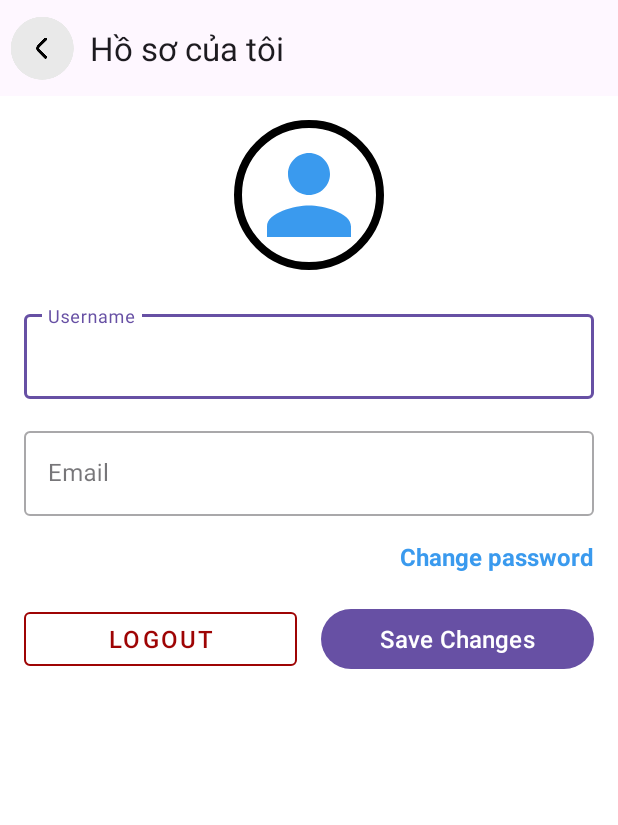
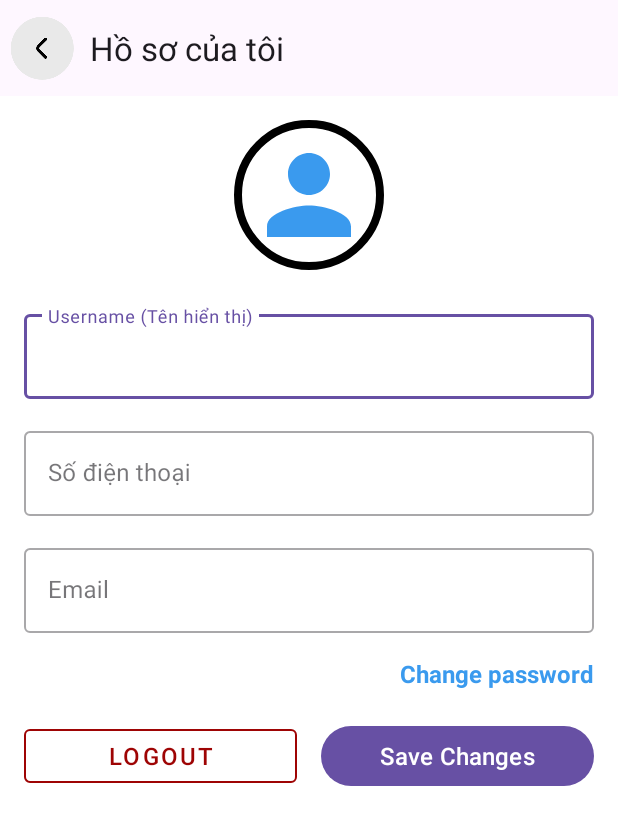
Before and after one commit to quankane/Android-Proj, an Android app: the EditProfileActivity screen opened directly, with no data from a screen before it, on a phone screen of 412 x 824 dp. Shown: the top 825 px of the screen. Run offline under Robolectric (Android 15) with nearby library versions, the phone set to English and light mode, and no system bars; our stand-ins replace Firebase (no records; nobody signed in at launch, a user with empty details on screens opened directly); pictures from the network do not load.

Commit message:
update activity edit profile layout

```diff
--- a/app/src/main/res/layout/activity_edit_profile.xml
+++ b/app/src/main/res/layout/activity_edit_profile.xml
@@ -1,8 +1,4 @@
 <?xml version="1.0" encoding="utf-8"?>
-<!--
-    SỬA 1: Dùng CoordinatorLayout để Toolbar cuộn đẹp
-    và fitsSystemWindows để xử lý thanh trạng thái.
--->
 <androidx.coordinatorlayout.widget.CoordinatorLayout xmlns:android="http://schemas.android.com/apk/res/android"
     xmlns:app="http://schemas.android.com/apk/res-auto"
     xmlns:tools="http://schemas.android.com/tools"
@@ -12,7 +8,6 @@
     android:fitsSystemWindows="true"
     tools:context=".activity.EditProfileActivity">
 
-    <!-- SỬA 2: Thêm AppBarLayout để chứa Toolbar (cách làm đúng) -->
     <com.google.android.material.appbar.AppBarLayout
         android:id="@+id/appBarLayout"
         android:layout_width="match_parent"
@@ -20,23 +15,14 @@
         android:fitsSystemWindows="true"
         app:liftOnScroll="true">
 
-        <!--
-            SỬA 3: Xóa các padding, textSize, textColor... không hợp lệ.
-            Đổi Title cho đúng ngữ cảnh.
-        -->
         <com.google.android.material.appbar.MaterialToolbar
             android:id="@+id/toolbar"
             android:layout_width="match_parent"
             android:layout_height="?attr/actionBarSize"
             app:navigationIcon="@drawable/back"
             app:title="Hồ sơ của tôi" />
-
     </com.google.android.material.appbar.AppBarLayout>
 
-    <!--
-        SỬA 4: Thêm app:layout_behavior để ScrollView
-        luôn nằm dưới Toolbar (sửa lỗi chồng chéo).
-    -->
     <ScrollView
         android:layout_width="match_parent"
         android:layout_height="match_parent"
@@ -48,7 +34,6 @@
             android:orientation="vertical"
             android:padding="16dp">
 
-            <!-- Avatar (Giữ nguyên, đã đẹp) -->
             <ImageView
                 android:id="@+id/avatarImg"
                 android:layout_width="100dp"
@@ -59,16 +44,12 @@
                 android:padding="8dp"
                 app:srcCompat="@drawable/ic_user_profile" />
 
-            <!--
-                SỬA 5: Nâng cấp EditText thành TextInputLayout
-                (hiện đại, có nhãn nổi, nhất quán với các form khác).
-            -->
             <com.google.android.material.textfield.TextInputLayout
                 style="@style/Widget.MaterialComponents.TextInputLayout.OutlinedBox"
                 android:layout_width="match_parent"
                 android:layout_height="wrap_content"
                 android:layout_marginBottom="16dp"
-                android:hint="Username">
+                android:hint="Username (Tên hiển thị)">
 
                 <com.google.android.material.textfield.TextInputEditText
                     android:id="@+id/usernameEdt"
@@ -77,7 +58,19 @@
                     android:inputType="textPersonName" />
             </com.google.android.material.textfield.TextInputLayout>
 
-            <!-- SỬA 6: Nâng cấp Email EditText -->
+            <com.google.android.material.textfield.TextInputLayout
+                style="@style/Widget.MaterialComponents.TextInputLayout.OutlinedBox"
+                android:layout_width="match_parent"
+                android:layout_height="wrap_content"
+                android:layout_marginBottom="16dp"
+                android:hint="Số điện thoại">
+
+                <com.google.android.material.textfield.TextInputEditText
+                    android:id="@+id/phoneEdt"
+                    android:layout_width="match_parent"
+                    android:layout_height="wrap_content"
+                    android:inputType="phone" />
+            </com.google.android.material.textfield.TextInputLayout>
             <com.google.android.material.textfield.TextInputLayout
                 style="@style/Widget.MaterialComponents.TextInputLayout.OutlinedBox"
                 android:layout_width="match_parent"
@@ -93,7 +86,6 @@
                     android:textColor="@color/darkGrey" />
             </com.google.android.material.textfield.TextInputLayout>
 
-            <!-- Nút đổi mật khẩu (Giữ nguyên) -->
             <TextView
                 android:id="@+id/changePasswordBtn"
                 android:layout_width="wrap_content"
@@ -105,16 +97,10 @@
                 android:textSize="16sp"
                 android:textStyle="bold" />
 
-            <!--
-                SỬA 7: Nâng cấp AppCompatButton thành MaterialButton
-                và tạo khoảng cách (Space).
-            -->
             <LinearLayout
                 android:layout_width="match_parent"
                 android:layout_height="wrap_content"
                 android:orientation="horizontal">
-
-                <!-- Nút Logout (Outlined style cho ít nổi bật hơn) -->
                 <com.google.android.material.button.MaterialButton
                     android:id="@+id/logoutBtn"
                     style="@style/Widget.MaterialComponents.Button.OutlinedButton"
@@ -125,12 +111,9 @@
                     android:textColor="@color/red"
                     android:textSize="16sp"
                     app:strokeColor="@color/red" />
-
                 <Space
                     android:layout_width="16dp"
                     android:layout_height="wrap_content" />
-
-                <!-- Nút Save (Nút chính, style mặc định) -->
                 <com.google.android.material.button.MaterialButton
                     android:id="@+id/saveBtn"
                     android:layout_width="0dp"
```
